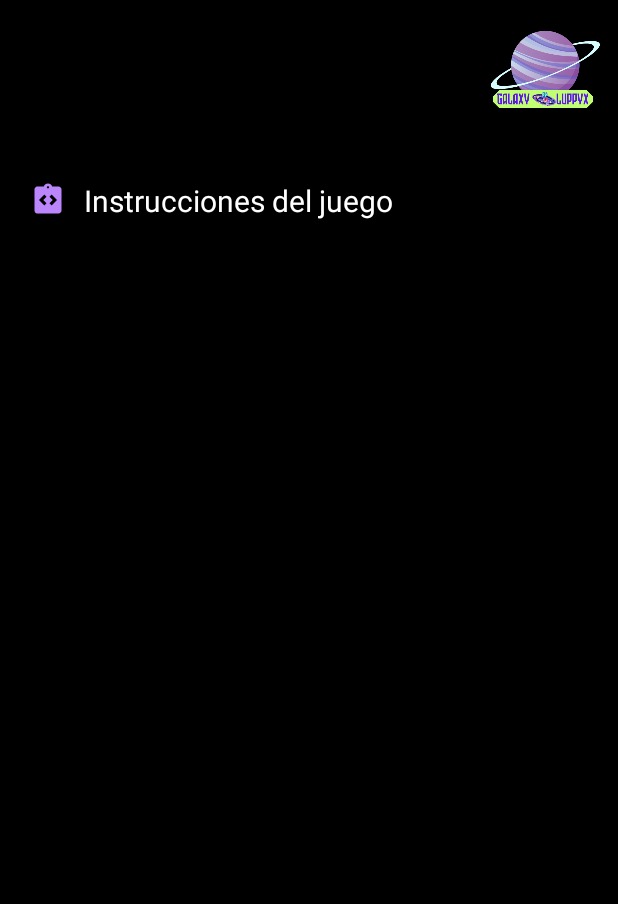
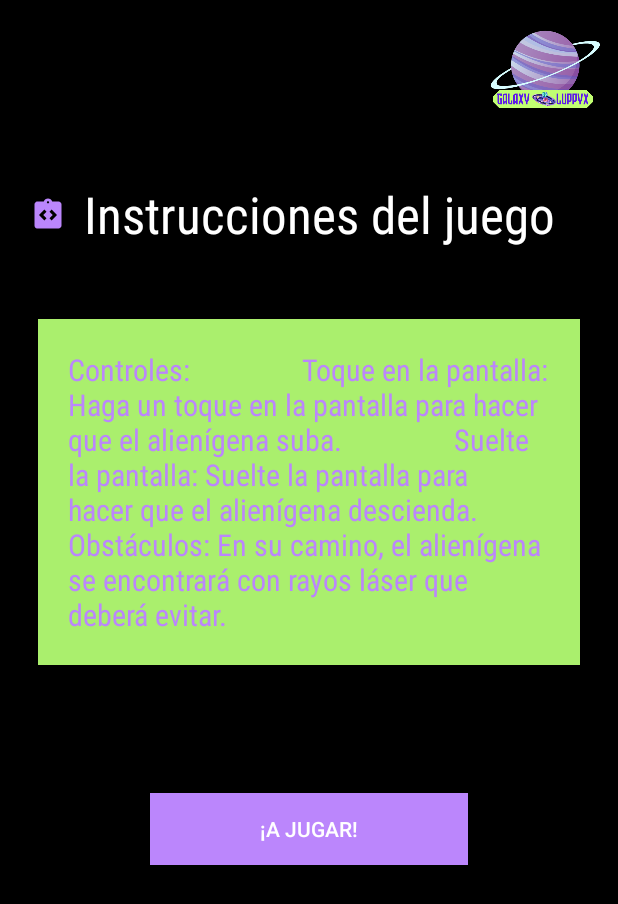
Before and after one commit to Juanjo7z7/GalaxyLuppix, an Android app: the layout instrucciones_juego.xml on its own in the app's theme, with its tools: preview values and no code run, on a phone screen of 412 x 824 dp. Shown: the top 904 px of the screen. Run offline under Robolectric (Android 15) with nearby library versions, the phone set to English and light mode, and no system bars; network calls fail.

Commit message:
instrucciones del juego

```diff
--- a/app/src/main/res/layout/instrucciones_juego.xml
+++ b/app/src/main/res/layout/instrucciones_juego.xml
@@ -3,7 +3,7 @@
     android:layout_width="match_parent"
     android:layout_height="match_parent">
 
-    <LinearLayout xmlns:android="http://schemas.android.com/apk/res/android"
+    <LinearLayout
         android:orientation="vertical"
         android:layout_width="match_parent"
         android:layout_height="match_parent"
@@ -29,8 +29,42 @@
             android:drawablePadding="12dp"
             android:text="Instrucciones del juego"
             android:textColor="@color/white"
+            android:textSize="35dp"
+            android:fontFamily="sans-serif-condensed"
+            android:layout_margin="20dp"/>
+
+        <TextView
+            android:id="@+id/textView2"
+            android:layout_width="match_parent"
+            android:layout_height="wrap_content"
+            android:text="Controles:
+
+
+
+            Toque en la pantalla: Haga un toque en la pantalla para hacer que el alienígena suba.
+
+
+
+            Suelte la pantalla: Suelte la pantalla para hacer que el alienígena descienda.
+            Obstáculos: En su camino, el alienígena se encontrará con rayos láser que deberá evitar. "
+            android:textColor="@color/purple_200"
+            android:fontFamily="sans-serif-condensed"
             android:textSize="20dp"
-            android:layout_margin="20dp"/>
+            android:background="@color/teal_700"
+            android:padding="20dp"
+            android:layout_margin="25dp"/>
+
+        <Space
+            android:layout_width="match_parent"
+            android:layout_height="60dp" />
+
+        <Button
+            android:layout_width="match_parent"
+            android:layout_height="wrap_content"
+            android:text="¡A jugar!"
+            android:background="@color/purple_200"
+            android:layout_marginStart="100dp"
+            android:layout_marginEnd="100dp" />
 
     </LinearLayout>
 
```
